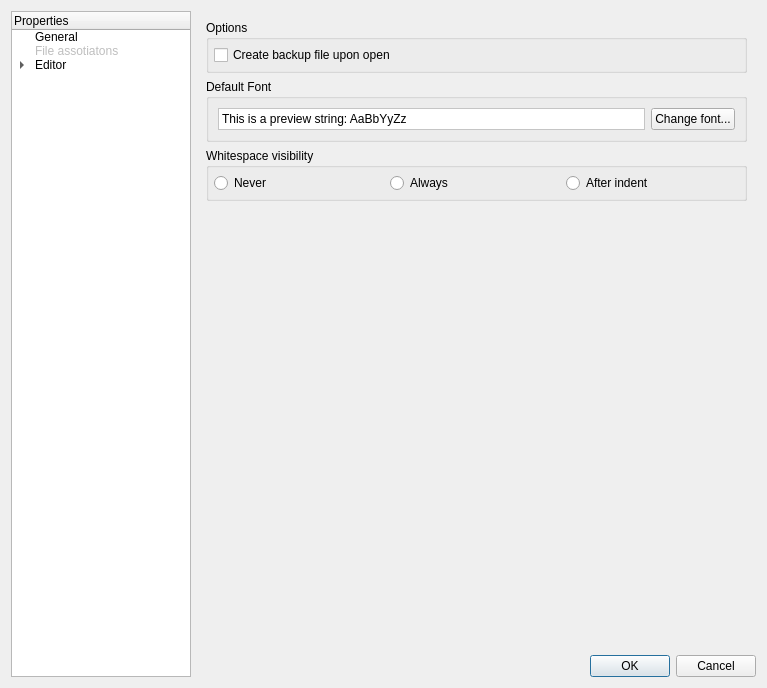
Above: mks/ui/UISettings.ui from andreikop/enki before the change. Below: the same form after it.
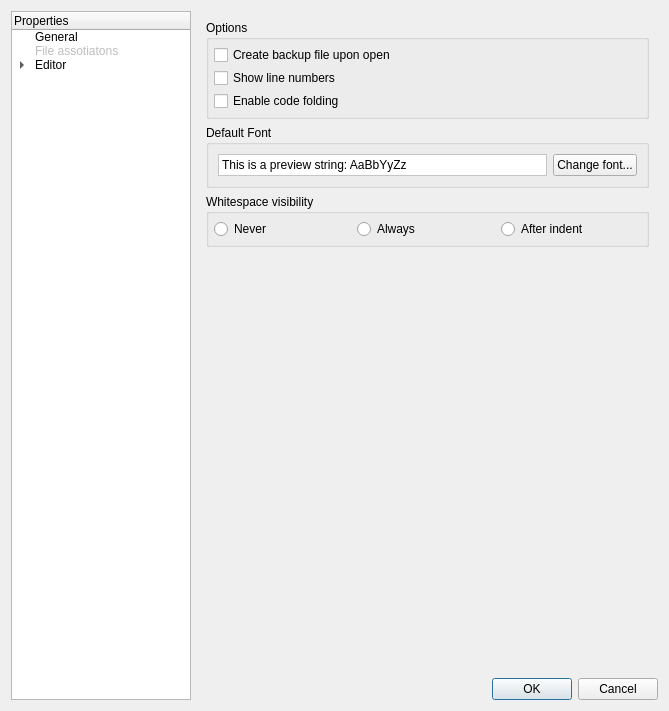
That is the form after the change. The open tabs and pages were chosen to show the change. Custom widgets are drawn as their Qt base class.

Commit message: "Show line numbers" and "Enable folding" options

Patch:
```diff
--- a/mks/ui/UISettings.ui
+++ b/mks/ui/UISettings.ui
@@ -6,8 +6,8 @@
    <rect>
     <x>0</x>
     <y>0</y>
-    <width>767</width>
-    <height>688</height>
+    <width>669</width>
+    <height>711</height>
    </rect>
   </property>
   <property name="windowTitle">
@@ -287,6 +287,20 @@
               </property>
              </widget>
             </item>
+            <item>
+             <widget class="QCheckBox" name="cbShowLineNumbers">
+              <property name="text">
+               <string>Show line numbers</string>
+              </property>
+             </widget>
+            </item>
+            <item>
+             <widget class="QCheckBox" name="cbEnableCodeFolding">
+              <property name="text">
+               <string>Enable code folding</string>
+              </property>
+             </widget>
+            </item>
            </layout>
           </widget>
          </item>
```
Left out of the diff: 14 changed lines with no effect on the pictures. The commit also changes 3 other files.
